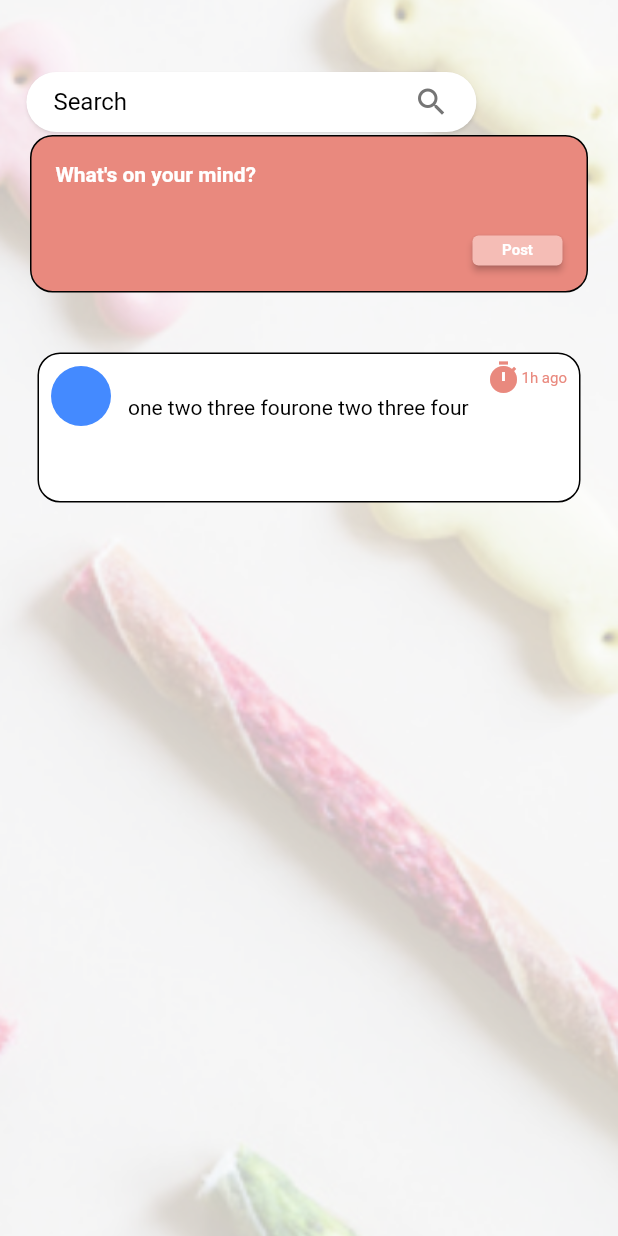
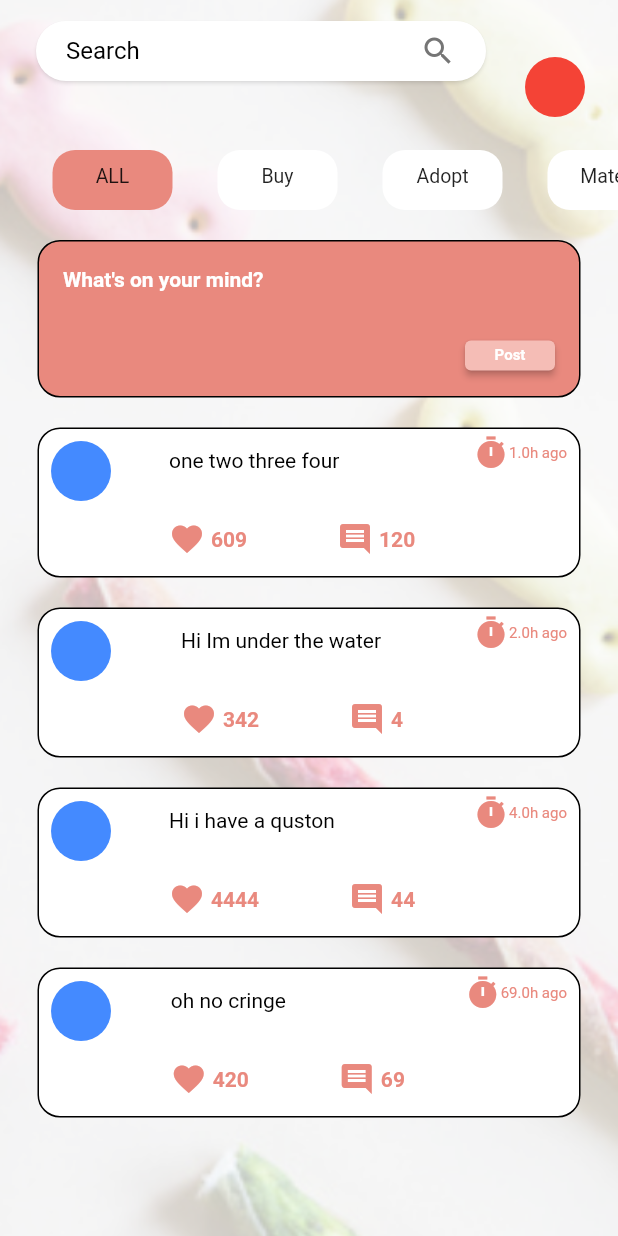
Before and after one commit to AhmedSh4hien/pettopia, a Flutter app: the screen it shows after launch, on a phone screen of 412 x 824 dp. Run offline on Flutter 3.47's test engine with Material 2 defaults, Android fonts, the phone set to English and light mode, and no system bars; drawn by our look-alikes of material_floating_search_bar.

Commit message:
home screen done kinda

```diff
--- a/lib/screens/home/home_screen.dart
+++ b/lib/screens/home/home_screen.dart
@@ -10,6 +10,14 @@ class HomeScreen extends StatefulWidget {
 }
 
 class _HomeScreenState extends State<HomeScreen> {
+  List<bool> optionSelected = [true, false, false, false, false, false];
+  int selected = 0;
+
+  @override
+  void initState() {
+    super.initState();
+  }
+
   @override
   Widget build(BuildContext context) {
     return Scaffold(
@@ -19,22 +27,107 @@ class _HomeScreenState extends State<HomeScreen> {
               image: AssetImage('assets/images/HomeBG.png'), fit: BoxFit.cover),
         ),
         child: Stack(
-          children: [Padding(
-            padding: const EdgeInsets.only(top: 70),
+          children: [
+            Container(
+              padding: EdgeInsets.only(top: 100, left: 20),
+              child: Container(
+                height: 40,
+                child: ListView(
+                  // mainAxisAlignment: MainAxisAlignment.spaceEvenly,
+                  // crossAxisAlignment: CrossAxisAlignment.center,
+                  scrollDirection: Axis.horizontal,
+                  //  physics: ClampingScrollPhysics(),
+                  // padding: EdgeInsets.symmetric(vertical: 5),
+                  children: [
+                    tab("ALL", 0),
+                    tab("Buy", 1),
+                    tab("Adopt", 2),
+                    tab("Mates", 3),
+                    tab("Shelters", 4),
+                    tab("Veternary", 5),
+                  ],
+                ),
+              ),
+            ),
+            Padding(
+              padding: const EdgeInsets.only(top: 150),
               child: ListView(
                 children: [
                   PostingForm(),
-                PostBubble(),
+                  PostBubble(
+                    text: "one two three four",
+                    hours: 1,
+                    hearts: 609,
+                    comments: 120,
+                  ),
+                  PostBubble(
+                    text: "Hi Im under the water",
+                    hours: 2,
+                    hearts: 342,
+                    comments: 4,
+                  ),
+                  PostBubble(
+                    text: "Hi i have a quston",
+                    hours: 4,
+                    hearts: 4444,
+                    comments: 44,
+                  ),
+                  PostBubble(
+                    text: "oh no cringe",
+                    hours: 69,
+                    hearts: 420,
+                    comments: 69,
+                  ),
                 ],
-
               ),
             ),
             Padding(
               padding: const EdgeInsets.all(8.0),
               child: SearchBar(),
-          ),],
             ),
+            Padding(
+              padding: const EdgeInsets.fromLTRB(350, 38, 8, 10),
+              child: CircleAvatar(
+                backgroundColor: Colors.red,
+                maxRadius: 20,
+              ),
+            )
+          ],
+        ),
+      ),
+    );
+  }
 
+  Widget tab(
+    String text,
+    int index,
+  ) {
+    return GestureDetector(
+      onTap: () {
+        setState(() {
+          selected = index;
+        });
+      },
+      child: Container(
+        margin: EdgeInsets.symmetric(
+          horizontal: 15,
+        ),
+        height: 60,
+        width: 80,
+        decoration: BoxDecoration(
+          color: selected == index ? Color(0xffe9897e) : Colors.white,
+          borderRadius: BorderRadius.all(
+            Radius.circular(15),
+          ),
+        ),
+        child: Padding(
+          padding: const EdgeInsets.all(10),
+          child: Text(
+            text,
+            style: TextStyle(fontSize: 13),
+            textAlign: TextAlign.center,
+          ),
+        ),
       ),
     );
   }
--- a/lib/widgets/home_widgets/home_post_bubble.dart
+++ b/lib/widgets/home_widgets/home_post_bubble.dart
@@ -1,10 +1,21 @@
 import 'package:flutter/material.dart';
 
 class PostBubble extends StatelessWidget {
+  final String text;
+  final double hours;
+  final int hearts;
+  final int comments;
+
+  PostBubble({
+    required this.text,
+    required this.hours,
+    required this.hearts,
+    required this.comments,
+  });
   @override
   Widget build(BuildContext context) {
     return Container(
-      margin: EdgeInsets.symmetric(horizontal: 25, vertical: 20),
+      margin: EdgeInsets.only(left: 25,right: 25, bottom: 20),
       height: 100,
       width: double.infinity,
       decoration: BoxDecoration(
@@ -29,31 +40,73 @@ class PostBubble extends StatelessWidget {
               ),
             ],
           ),
-          Column(
+          Container(
+            child: Column(
+              mainAxisAlignment: MainAxisAlignment.spaceEvenly,
+              crossAxisAlignment: CrossAxisAlignment.start,
+              children: [
+                Text(
+                  text,
+                  style: TextStyle(color: Colors.black),
+                  textAlign: TextAlign.left,
+                ),
+                Padding(
+                  padding: const EdgeInsets.only(top: 20),
+                  child: Row(
                     mainAxisAlignment: MainAxisAlignment.spaceEvenly,
                     children: [
-              Text(
-                "one two three fourone two three four",
-                style: TextStyle(color: Colors.black),
+                      Icon(
+                        Icons.favorite,
+                        color: Color(0xffe9897e),
                       ),
-              Row(
-                mainAxisAlignment: MainAxisAlignment.center,
-                children: [
-
+                      Padding(
+                        padding: const EdgeInsets.only(left: 4, right: 60),
+                        child: Text(
+                          hearts.toString(),
+                          style: TextStyle(
+                            color: Color(0xffe9897e),
+                            fontWeight: FontWeight.bold,
+                          ),
+                        ),
+                      ),
+                      Icon(
+                        Icons.comment,
+                        color: Color(0xffe9897e),
+                      ),
+                      Padding(
+                        padding: const EdgeInsets.only(
+                          left: 4,
+                        ),
+                        child: Text(
+                          comments.toString(),
+                          style: TextStyle(
+                            color: Color(0xffe9897e),
+                            fontWeight: FontWeight.bold,
+                          ),
+                        ),
+                      ),
                     ],
+                  ),
                 )
               ],
+            ),
           ),
           Column(
             mainAxisAlignment: MainAxisAlignment.start,
             children: [
               Padding(
-                padding: const EdgeInsets.symmetric(horizontal: 8,vertical: 4),
+                padding: const EdgeInsets.symmetric(horizontal: 8, vertical: 4),
                 child: Row(
                   mainAxisAlignment: MainAxisAlignment.spaceBetween,
                   children: [
-                    Icon(Icons.timer,color: Color(0xffE9897E),),
-                    Text("1h ago",style: TextStyle(color: Color(0xffE9897E),fontSize: 10),),
+                    Icon(
+                      Icons.timer,
+                      color: Color(0xffE9897E),
+                    ),
+                    Text(
+                      hours.toString() + "h ago",
+                      style: TextStyle(color: Color(0xffE9897E), fontSize: 10),
+                    ),
                   ],
                 ),
               )
--- a/lib/widgets/home_widgets/home_posting_form.dart
+++ b/lib/widgets/home_widgets/home_posting_form.dart
@@ -4,7 +4,7 @@ class PostingForm extends StatelessWidget {
   @override
   Widget build(BuildContext context) {
     return Container(
-      margin: EdgeInsets.symmetric(horizontal: 20, vertical: 20),
+      margin: EdgeInsets.only(left: 25,right: 25, bottom: 20,top:10),
       height: 105,
       width: double.infinity,
       decoration: BoxDecoration(
--- a/lib/widgets/home_widgets/home_search_bar.dart
+++ b/lib/widgets/home_widgets/home_search_bar.dart
@@ -2,21 +2,25 @@ import 'package:flutter/material.dart';
 import 'package:material_floating_search_bar/material_floating_search_bar.dart';
 
 class SearchBar extends StatelessWidget {
+
+
   @override
   Widget build(BuildContext context) {
     return FloatingSearchBar(
       hint: 'Search',
       hintStyle: TextStyle(color: Colors.black),
       // openAxisAlignment: ,
+
       width: 300,
-      openWidth: 350,
+      height: 40,
+      openWidth: 300,
       axisAlignment: -0.8,
       scrollPadding: EdgeInsets.only(top: 16, bottom: 20),
       elevation: 1.0,
       borderRadius: BorderRadius.circular(30),
-      height: 40,
-      padding: EdgeInsets.symmetric(horizontal: 10),
-      margins: EdgeInsets.only(top: 40),
+
+      //padding: EdgeInsets.symmetric(horizontal: 10),
+     // margins: EdgeInsets.only(top: 40),
       onQueryChanged: (query) {
         //methods here
       },
@@ -38,8 +42,8 @@ class SearchBar extends StatelessWidget {
         FloatingSearchBarAction.searchToClear(
           showIfClosed: false,
         ),
-      ], //to hide actions icon
-      leadingActions: [],
+      ],
+      leadingActions: [], //to hide actions icon
       builder: (context, transition) {
         return ClipRRect(
           borderRadius: BorderRadius.circular(30),
```
Lines whose indentation alone changed are shown as unchanged.
